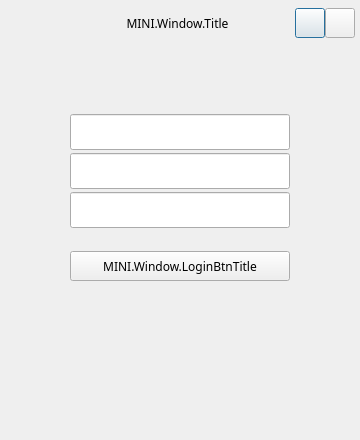
The window that Screen/forms/LoginMini.ui (HaoYiTech/obs-studio) describes before a commit, drawn with Qt 5.
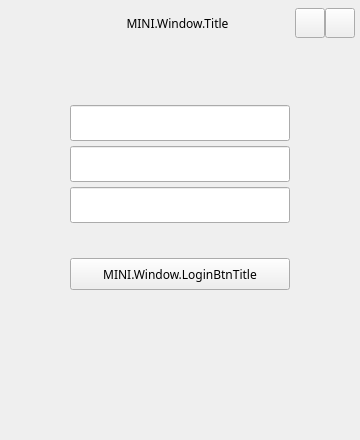
The same window after the commit. Icons and pictures are not drawn.

```diff
--- a/Screen/forms/LoginMini.ui
+++ b/Screen/forms/LoginMini.ui
@@ -1,7 +1,7 @@
 <?xml version="1.0" encoding="UTF-8"?>
 <ui version="4.0">
  <class>LoginMini</class>
- <widget class="QDialog" name="LoginMini">
+ <widget class="QWidget" name="LoginMini">
   <property name="windowModality">
    <enum>Qt::ApplicationModal</enum>
   </property>
@@ -178,7 +178,7 @@
    <item>
     <layout class="QVBoxLayout" name="vert_login">
      <property name="spacing">
-      <number>3</number>
+      <number>5</number>
      </property>
      <property name="leftMargin">
       <number>20</number>
@@ -234,7 +234,7 @@
         </font>
        </property>
        <property name="alignment">
-        <set>Qt::AlignLeading|Qt::AlignLeft|Qt::AlignVCenter</set>
+        <set>Qt::AlignCenter</set>
        </property>
       </widget>
      </item>
@@ -264,7 +264,7 @@
         </font>
        </property>
        <property name="alignment">
-        <set>Qt::AlignLeading|Qt::AlignLeft|Qt::AlignVCenter</set>
+        <set>Qt::AlignCenter</set>
        </property>
       </widget>
      </item>
@@ -297,7 +297,7 @@
         <enum>QLineEdit::Password</enum>
        </property>
        <property name="alignment">
-        <set>Qt::AlignLeading|Qt::AlignLeft|Qt::AlignVCenter</set>
+        <set>Qt::AlignCenter</set>
        </property>
       </widget>
      </item>
@@ -312,7 +312,7 @@
        <property name="sizeHint" stdset="0">
         <size>
          <width>20</width>
-         <height>20</height>
+         <height>30</height>
         </size>
        </property>
       </spacer>
@@ -322,13 +322,13 @@
        <property name="minimumSize">
         <size>
          <width>220</width>
-         <height>30</height>
+         <height>32</height>
         </size>
        </property>
        <property name="maximumSize">
         <size>
          <width>220</width>
-         <height>30</height>
+         <height>32</height>
         </size>
        </property>
        <property name="focusPolicy">
```
